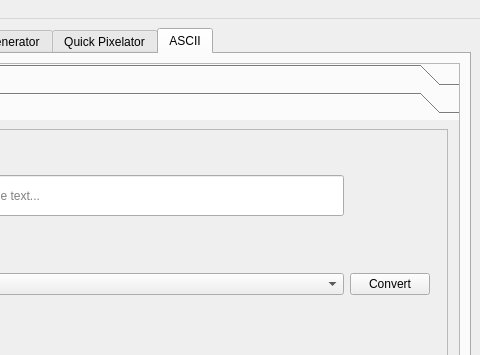
This is src/ui/form.ui in LyAhn/ImageNexus as Qt 5 draws it before an edit; both pictures show x 392 to 872 and y 0 to 355 of the 872 by 602 pixel window. The edited form follows.
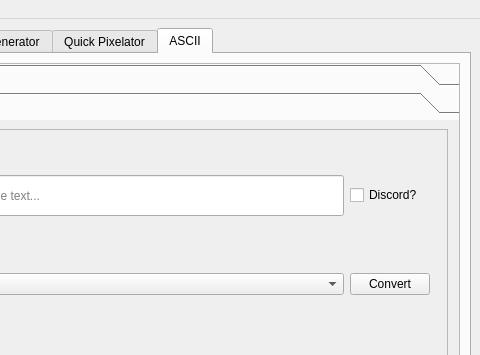
This is the edited form. The open tabs and pages were chosen to show the change. Icons and pictures are not drawn.

Commit message:
Code Block for Discord
Added Discord checkbox
- When checked it adds a code block comment into the output box
-- Further checks need to be done on fonts to ensure they're not broken

```diff
--- a/src/ui/form.ui
+++ b/src/ui/form.ui
@@ -1274,6 +1274,16 @@
                    </property>
                   </widget>
                  </item>
+                 <item row="0" column="1">
+                  <widget class="QCheckBox" name="t2aDiscordCheck">
+                   <property name="statusTip">
+                    <string>Format for Discord</string>
+                   </property>
+                   <property name="text">
+                    <string>Discord?</string>
+                   </property>
+                  </widget>
+                 </item>
                 </layout>
                </item>
               </layout>
```
Left out of the diff: 4 changed lines with no effect on the pictures. The commit also changes 6 other files.
